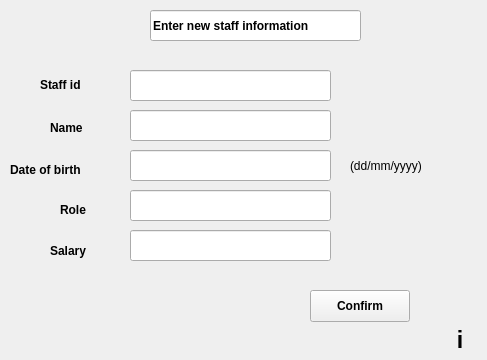
TNT57/FootballClubManagementSystem, file addstaff.ui: the form before one commit.
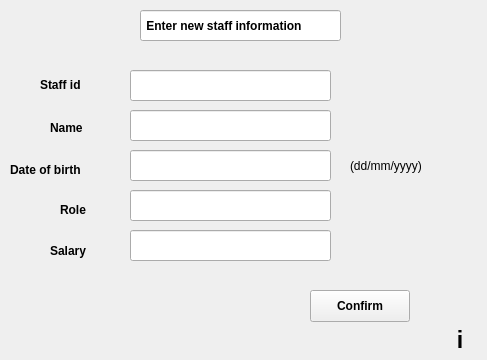
The form after the commit.

What changed in the file:
```diff
--- a/addstaff.ui
+++ b/addstaff.ui
@@ -202,9 +202,9 @@
   <widget class="QLineEdit" name="titleLineEdit">
    <property name="geometry">
     <rect>
-     <x>150</x>
+     <x>140</x>
      <y>10</y>
-     <width>211</width>
+     <width>201</width>
      <height>31</height>
     </rect>
    </property>
@@ -214,7 +214,7 @@
     </font>
    </property>
    <property name="text">
-    <string>Enter new staff information</string>
+    <string> Enter new staff information</string>
    </property>
    <property name="readOnly">
     <bool>true</bool>
```
